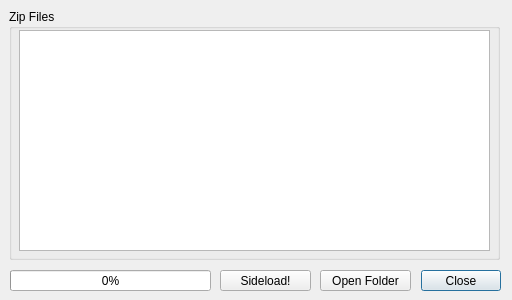
Qt form AndroidMultiTool/dialogsideload.ui (lexpaval/LxMultiTool) before a commit.
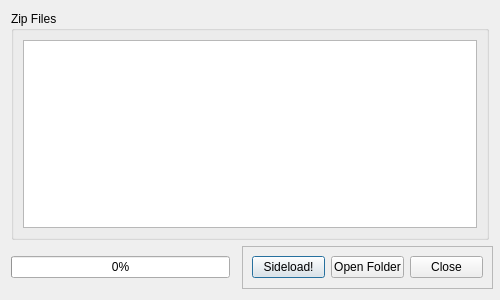
The same form after that commit. Icons and pictures are not drawn.

Commit message:
[all] Use layouts
Better UI cohesion and all menus with tables can now be resized.

The edit to the form file:
```diff
--- a/AndroidMultiTool/dialogsideload.ui
+++ b/AndroidMultiTool/dialogsideload.ui
@@ -6,98 +6,34 @@
    <rect>
     <x>0</x>
     <y>0</y>
-    <width>512</width>
+    <width>500</width>
     <height>300</height>
    </rect>
   </property>
+  <property name="minimumSize">
+   <size>
+    <width>500</width>
+    <height>300</height>
+   </size>
+  </property>
+  <property name="maximumSize">
+   <size>
+    <width>800</width>
+    <height>600</height>
+   </size>
+  </property>
   <property name="windowTitle">
    <string>Sideload Menu</string>
   </property>
-  <widget class="QDialogButtonBox" name="buttonBox">
-   <property name="geometry">
-    <rect>
-     <x>420</x>
-     <y>270</y>
-     <width>81</width>
-     <height>21</height>
-    </rect>
-   </property>
-   <property name="toolTip">
-    <string>&lt;html&gt;&lt;head/&gt;&lt;body&gt;&lt;p&gt;Close this window.&lt;/p&gt;&lt;/body&gt;&lt;/html&gt;</string>
-   </property>
-   <property name="orientation">
-    <enum>Qt::Horizontal</enum>
-   </property>
-   <property name="standardButtons">
-    <set>QDialogButtonBox::Close</set>
-   </property>
-   <property name="centerButtons">
-    <bool>true</bool>
-   </property>
-  </widget>
-  <widget class="QPushButton" name="sideloadButton">
-   <property name="geometry">
-    <rect>
-     <x>220</x>
-     <y>270</y>
-     <width>91</width>
-     <height>21</height>
-    </rect>
-   </property>
-   <property name="toolTip">
-    <string>&lt;html&gt;&lt;head/&gt;&lt;body&gt;&lt;p&gt;Start the sideload process!&lt;/p&gt;&lt;/body&gt;&lt;/html&gt;</string>
-   </property>
-   <property name="text">
-    <string>Sideload!</string>
-   </property>
-   <property name="icon">
-    <iconset resource="icons.qrc">
-     <normaloff>:/Icons/sideload_2.png</normaloff>:/Icons/sideload_2.png</iconset>
-   </property>
-   <property name="iconSize">
-    <size>
-     <width>15</width>
-     <height>15</height>
-    </size>
-   </property>
-  </widget>
-  <widget class="QProgressBar" name="progressBar">
-   <property name="geometry">
-    <rect>
-     <x>10</x>
-     <y>270</y>
-     <width>201</width>
-     <height>21</height>
-    </rect>
-   </property>
-   <property name="toolTip">
-    <string>&lt;html&gt;&lt;head/&gt;&lt;body&gt;&lt;p&gt;Shows the progress of the command.&lt;/p&gt;&lt;/body&gt;&lt;/html&gt;</string>
-   </property>
-   <property name="value">
-    <number>0</number>
-   </property>
-  </widget>
+  <layout class="QGridLayout" name="gridLayout_2">
+   <item row="0" column="0" colspan="3">
   <widget class="QGroupBox" name="groupBox">
-   <property name="geometry">
-    <rect>
-     <x>9</x>
-     <y>9</y>
-     <width>491</width>
-     <height>251</height>
-    </rect>
-   </property>
    <property name="title">
     <string>Zip Files</string>
    </property>
+     <layout class="QGridLayout" name="gridLayout">
+      <item row="0" column="0">
    <widget class="QTableWidget" name="tableWidget">
-    <property name="geometry">
-     <rect>
-      <x>10</x>
-      <y>21</y>
-      <width>471</width>
-      <height>221</height>
-     </rect>
-    </property>
     <property name="sizeAdjustPolicy">
      <enum>QAbstractScrollArea::AdjustToContents</enum>
     </property>
@@ -126,16 +62,53 @@
      <bool>false</bool>
     </attribute>
    </widget>
-  </widget>
+      </item>
+     </layout>
+    </widget>
+   </item>
+   <item row="1" column="2">
+    <widget class="QFrame" name="frame">
+     <property name="minimumSize">
+      <size>
+       <width>251</width>
+       <height>43</height>
+      </size>
+     </property>
+     <property name="maximumSize">
+      <size>
+       <width>251</width>
+       <height>43</height>
+      </size>
+     </property>
+     <property name="frameShape">
+      <enum>QFrame::StyledPanel</enum>
+     </property>
+     <property name="frameShadow">
+      <enum>QFrame::Raised</enum>
+     </property>
+     <layout class="QHBoxLayout" name="horizontalLayout">
+      <item>
+       <widget class="QPushButton" name="sideloadButton">
+        <property name="toolTip">
+         <string>&lt;html&gt;&lt;head/&gt;&lt;body&gt;&lt;p&gt;Start the sideload process!&lt;/p&gt;&lt;/body&gt;&lt;/html&gt;</string>
+        </property>
+        <property name="text">
+         <string>Sideload!</string>
+        </property>
+        <property name="icon">
+         <iconset resource="icons.qrc">
+          <normaloff>:/Icons/sideload_2.png</normaloff>:/Icons/sideload_2.png</iconset>
+        </property>
+        <property name="iconSize">
+         <size>
+          <width>15</width>
+          <height>15</height>
+         </size>
+        </property>
+       </widget>
+      </item>
+      <item>
   <widget class="QPushButton" name="exploreButton">
-   <property name="geometry">
-    <rect>
-     <x>320</x>
-     <y>270</y>
-     <width>91</width>
-     <height>21</height>
-    </rect>
-   </property>
    <property name="toolTip">
     <string>&lt;html&gt;&lt;head/&gt;&lt;body&gt;&lt;p&gt;Open the folder containing the files for sideload.&lt;/p&gt;&lt;/body&gt;&lt;/html&gt;</string>
    </property>
@@ -143,6 +116,56 @@
     <string>Open Folder</string>
    </property>
   </widget>
+      </item>
+      <item>
+       <widget class="QDialogButtonBox" name="buttonBox">
+        <property name="toolTip">
+         <string>&lt;html&gt;&lt;head/&gt;&lt;body&gt;&lt;p&gt;Close this window.&lt;/p&gt;&lt;/body&gt;&lt;/html&gt;</string>
+        </property>
+        <property name="orientation">
+         <enum>Qt::Horizontal</enum>
+        </property>
+        <property name="standardButtons">
+         <set>QDialogButtonBox::Close</set>
+        </property>
+        <property name="centerButtons">
+         <bool>true</bool>
+        </property>
+       </widget>
+      </item>
+     </layout>
+    </widget>
+   </item>
+   <item row="1" column="0">
+    <widget class="QProgressBar" name="progressBar">
+     <property name="minimumSize">
+      <size>
+       <width>219</width>
+       <height>21</height>
+      </size>
+     </property>
+     <property name="toolTip">
+      <string>&lt;html&gt;&lt;head/&gt;&lt;body&gt;&lt;p&gt;Shows the progress of the command.&lt;/p&gt;&lt;/body&gt;&lt;/html&gt;</string>
+     </property>
+     <property name="value">
+      <number>0</number>
+     </property>
+    </widget>
+   </item>
+   <item row="1" column="1">
+    <spacer name="horizontalSpacer">
+     <property name="orientation">
+      <enum>Qt::Horizontal</enum>
+     </property>
+     <property name="sizeHint" stdset="0">
+      <size>
+       <width>40</width>
+       <height>20</height>
+      </size>
+     </property>
+    </spacer>
+   </item>
+  </layout>
  </widget>
  <resources>
   <include location="icons.qrc"/>
```
Lines whose indentation alone changed are shown as unchanged. The commit also changes 8 other files.
